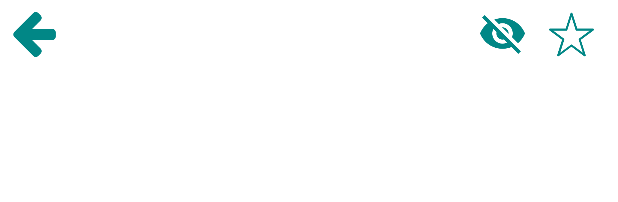
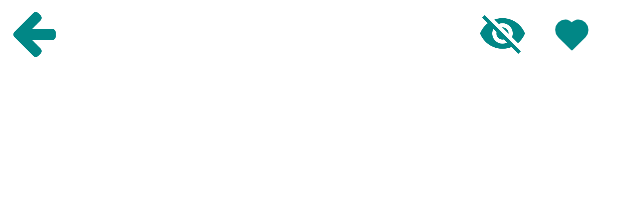
Before and after one commit to LethalMaus/ExampleAndroidProject, an Android app: the layout title_fragment.xml on its own in the app's theme, with its tools: preview values and no code run, on a phone screen of 412 x 824 dp. Shown: the top 202 px of the screen. Run offline under Robolectric (Android 15) with nearby library versions, the phone set to English and light mode, and no system bars.

Commit message:
Added Lottie animation Removed duplicated code Reduced cognitive complexity Fixed sonar bug Fixed security issue

```diff
--- a/app/build.gradle
+++ b/app/build.gradle
@@ -140,6 +140,7 @@ dependencies {
     implementation 'androidx.lifecycle:lifecycle-extensions:2.2.0'
     implementation 'androidx.lifecycle:lifecycle-viewmodel-ktx:2.4.1'
     implementation 'androidx.recyclerview:recyclerview:1.2.1'
+    implementation 'com.airbnb.android:lottie:3.5.0'
     implementation "com.github.bumptech.glide:glide:4.12.0"
     kapt "com.github.bumptech.glide:compiler:4.12.0"
     implementation 'com.google.android.material:material:1.5.0'
--- a/app/src/main/AndroidManifest.xml
+++ b/app/src/main/AndroidManifest.xml
@@ -11,6 +11,7 @@
         android:name=".MainApplication"
         android:allowBackup="true"
         android:fullBackupContent="@xml/backup"
+        android:usesCleartextTraffic="false"
         android:networkSecurityConfig="@xml/network_security_config"
         android:icon="@mipmap/ic_launcher"
         android:label="@string/app_name"
--- a/app/src/main/res/layout/title_fragment.xml
+++ b/app/src/main/res/layout/title_fragment.xml
@@ -27,19 +27,17 @@
                 app:srcCompat="@drawable/arrow"
                 app:tint="@color/teal_700" />
 
-            <ImageView
+            <com.airbnb.lottie.LottieAnimationView
                 android:id="@+id/favourite"
                 android:layout_width="30dp"
                 android:layout_marginTop="8dp"
                 android:layout_marginEnd="16dp"
-                android:layout_height="wrap_content"
-                android:adjustViewBounds="true"
-                android:importantForAccessibility="no"
+                android:layout_height="30dp"
                 android:scaleType="fitCenter"
                 app:layout_constraintEnd_toEndOf="parent"
                 app:layout_constraintTop_toTopOf="parent"
-                app:srcCompat="@drawable/favour"
-                app:tint="@color/teal_700" />
+                app:lottie_progress="1"
+                app:lottie_fileName="favourite.json"/>
 
             <ImageView
                 android:id="@+id/hide"
```
Also changed, not shown: app/src/main/assets/favourite.json (added, +1 -0 lines), app/src/main/java/com/lethalmaus/exampleandroidproject/imdb/TitleFragment.kt (+20 -6 lines), app/src/main/java/com/lethalmaus/exampleandroidproject/imdb/adapter/BaseTitleAdapter.kt (added, +23 -0 lines), app/src/main/java/com/lethalmaus/exampleandroidproject/imdb/adapter/FavouriteHiddenAdapter.kt (+1 -18 lines), app/src/main/java/com/lethalmaus/exampleandroidproject/imdb/adapter/SearchAdapter.kt (+1 -18 lines), 3 other files.
